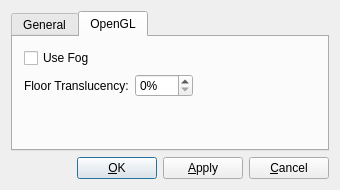
Qt form src/usersettingsdialog.ui (pingledingle-tech/PinglyMotion) before a commit.
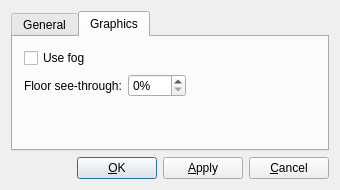
The same form after that commit. The open tabs and pages were chosen to show the change.

Patch:
```diff
--- a/src/usersettingsdialog.ui
+++ b/src/usersettingsdialog.ui
@@ -102,7 +102,7 @@
      </widget>
      <widget class="QWidget" name="tab">
       <attribute name="title">
-       <string>OpenGL</string>
+       <string>Graphics</string>
       </attribute>
       <layout class="QGridLayout">
        <item row="1" column="0">
@@ -128,7 +128,7 @@
            <item>
             <widget class="QCheckBox" name="useFogCheckbox">
              <property name="text">
-              <string>Use Fog</string>
+              <string>Use fog</string>
              </property>
             </widget>
            </item>
@@ -137,7 +137,7 @@
              <item>
               <widget class="QLabel" name="floorTranslucencyLabel">
                <property name="text">
-                <string>Floor Translucency:</string>
+                <string>Floor see-through:</string>
                </property>
                <property name="wordWrap">
                 <bool>false</bool>
```
Left out of the diff: 4 changed lines with no effect on the pictures.
